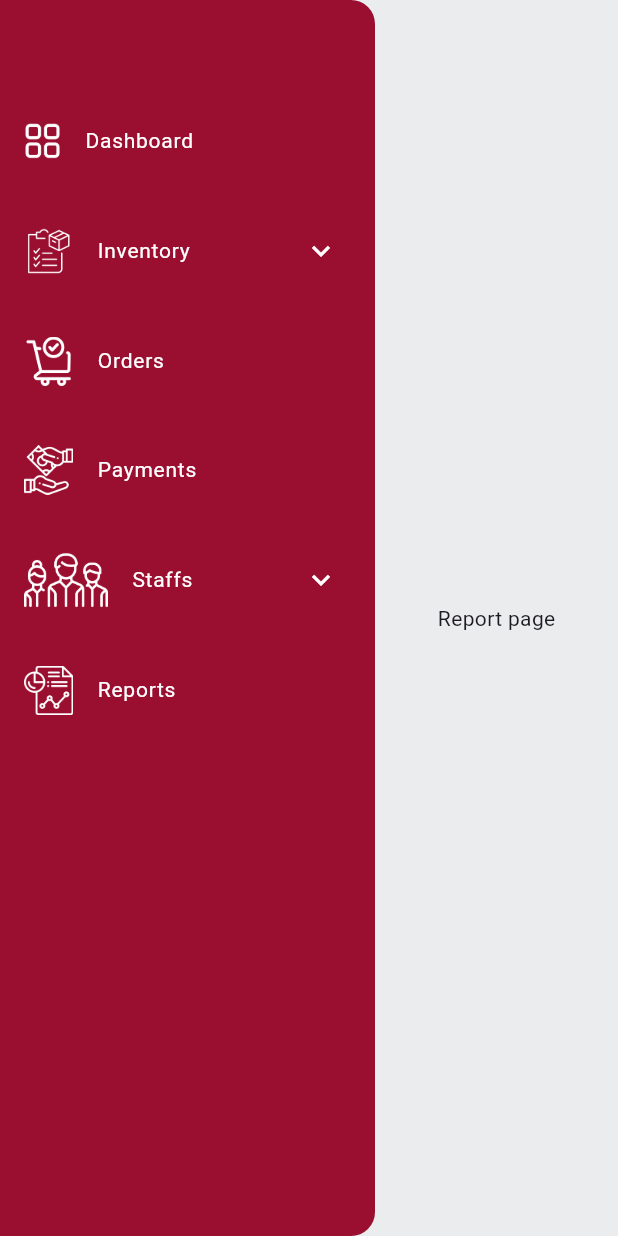
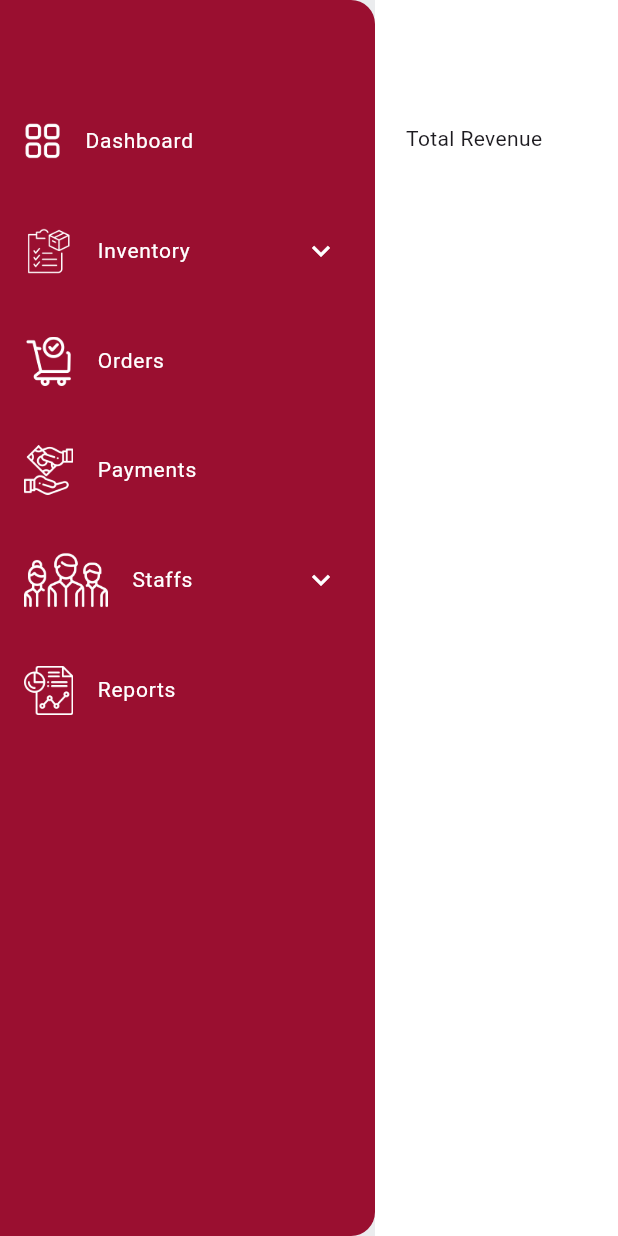
Before and after one commit to Vaibhav77e/bar_management, a Flutter app: the HomeScreenPage screen opened by its route, after a tap on "Orders", after a tap on "Reports", on a phone screen of 412 x 824 dp. Run offline on Flutter 3.47's test engine with Material 3 defaults, Android fonts, the phone set to English and light mode, and no system bars; our stand-ins replace get, image_picker; Roboto replaces fonts that are missing (PT_Serif).

Commit message:
started working on report screen

```diff
--- a/lib/screens/Orders/OrdersScreen.dart
+++ b/lib/screens/Orders/OrdersScreen.dart
@@ -109,7 +109,7 @@ class _OrdersScreenState extends State<OrdersScreen> {
                     buildTableRow(title: 'Captain miller 4',bottomSpacing: 15,topSpacing: 10),
                     buildTableRow(title: 'Quantity',bottomSpacing: 15,topSpacing: 10),
                     buildTableRow(title: 'Total',bottomSpacing: 15,topSpacing: 10),
-                    Padding(padding: EdgeInsets.only(bottom:15,top: 10 ),
+                    Padding(padding: const EdgeInsets.only(bottom:15,top: 10 ),
                     child: CustomRoundedDropdown(
                       borderRadius: 24,
                       value: initalStatus,
@@ -125,15 +125,14 @@ class _OrdersScreenState extends State<OrdersScreen> {
                           value: value,
                           child: Text(value),
                         );
-                      }).toList() ,
+                      }).toList(),
                     ),
                     ),
                     Padding(
-                      padding: EdgeInsets.only(top:10),
+                      padding:const EdgeInsets.only(top:10),
                       child: PopupMenuButton<Generate>(
                         initialValue: selectedItem,
-                        onSelected:
-                        (Generate item) {
+                        onSelected: (Generate item) {
                           // setState(() {
                           //   selectedItem = item;
                           // });
@@ -178,17 +177,21 @@ class _OrdersScreenState extends State<OrdersScreen> {
 
 
   void showGenerateInvoiceDialog(){
-    MediaQueryHelper mediaQueryHelper = MediaQueryHelper(context);
-    showDialog(context: context, builder: (context)=>AlertDialog(
-      backgroundColor: AppColors.whiteColor,
-      surfaceTintColor: Colors.transparent,
-      content: Column(
-        crossAxisAlignment: CrossAxisAlignment.start,
-        children: [
-          Text('Invoice'),
-        ],
-      ),
-    ));
+    // MediaQueryHelper mediaQueryHelper = MediaQueryHelper(context);
+    // showDialog(context: context, builder: (context)=>AlertDialog(
+    //   backgroundColor: AppColors.whiteColor,
+    //   surfaceTintColor: Colors.transparent,
+    //   content: Column(
+    //     crossAxisAlignment: CrossAxisAlignment.start,
+    //     children: [
+    //       Text('Invoice'),
+    //     ],
+    //   ),
+    // ));
+
+
+    // here call api to generate invoice's
+
   }
 
   @override
--- a/lib/screens/Reports/ReportsScreen.dart
+++ b/lib/screens/Reports/ReportsScreen.dart
@@ -1,12 +1,27 @@
+import 'package:bar_management_system/utils/MediaqueryHelper.dart';
 import 'package:flutter/material.dart';
+
+import '../../utils/AppColors.dart';
 
 class ReportScreen extends StatelessWidget {
   const ReportScreen({Key? key}) : super(key: key);
 
   @override
   Widget build(BuildContext context) {
+    MediaQueryHelper mediaQueryHelper = MediaQueryHelper(context);
     return Container(
-      child: Text('Report page'),
+      padding: EdgeInsets.symmetric(horizontal: mediaQueryHelper.getWidthPercentage(5)),
+      width: mediaQueryHelper.getScreenWidth(),
+      decoration: BoxDecoration(
+        color: AppColors.whiteColor
+      ),
+      child: Column(
+        crossAxisAlignment: CrossAxisAlignment.start,
+        children: [
+          SizedBox(height: mediaQueryHelper.getHeightPercentage(10)),
+          Text('Total Revenue')
+        ],
+      ),
     );
   }
 }
```
